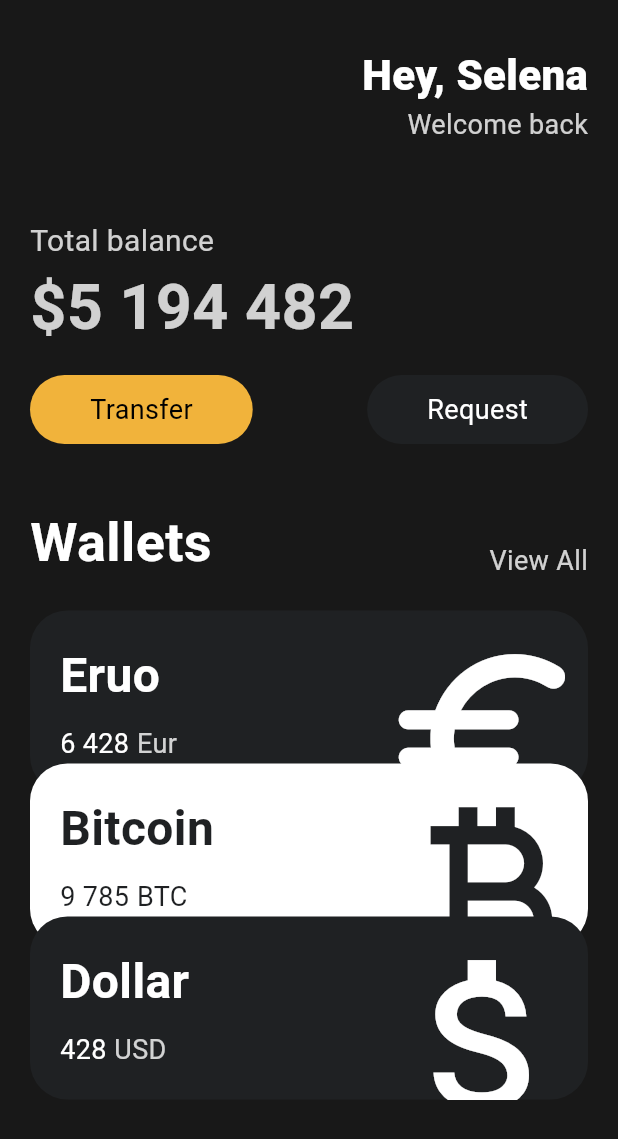
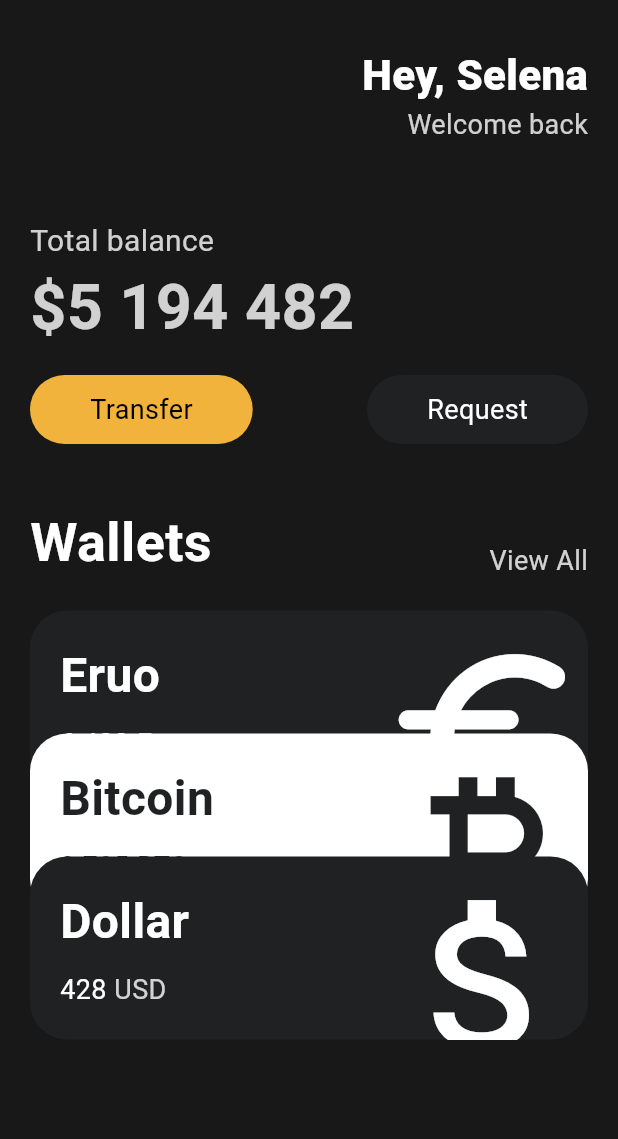
Before and after one commit to FPtrevi/studyFlutter, a Flutter app: the screen it shows after launch, on a phone screen of 412 x 824 dp. Shown: the top 1139 px of the screen. Run offline on Flutter 3.47's test engine with Material 3 defaults, Android fonts, the phone set to English and light mode, and no system bars.

Commit message:
Code Challenge

```diff
--- a/lib/main.dart
+++ b/lib/main.dart
@@ -121,6 +121,7 @@ class App extends StatelessWidget {
                   amout: '6 428',
                   icon: Icons.euro_rounded,
                   isInverted: false,
+                  order: 1,
                 ),
                 Transform.translate(
                   offset: const Offset(0, -20),
@@ -130,6 +131,7 @@ class App extends StatelessWidget {
                     amout: '9 785',
                     icon: Icons.currency_bitcoin,
                     isInverted: true,
+                    order: 2,
                   ),
                 ),
                 Transform.translate(
@@ -140,6 +142,7 @@ class App extends StatelessWidget {
                     amout: '428',
                     icon: Icons.attach_money_outlined,
                     isInverted: false,
+                    order: 3,
                   ),
                 )
               ],
--- a/lib/widget/currency_card.dart
+++ b/lib/widget/currency_card.dart
@@ -4,20 +4,25 @@ class CurrencyCard extends StatelessWidget {
   final String name, code, amout;
   final IconData icon;
   final bool isInverted;
+  final int order;
 
   final _blackColor = const Color(0xFF1F2123);
 
-  const CurrencyCard(
-      {super.key,
+  const CurrencyCard({
+    super.key,
     required this.name,
     required this.code,
     required this.amout,
     required this.icon,
-      required this.isInverted});
+    required this.isInverted,
+    required this.order,
+  });
 
   @override
   Widget build(BuildContext context) {
-    return Container(
+    return Transform.translate(
+      offset: Offset(0, -20 * (order - 1)),
+      child: Container(
         clipBehavior: Clip.hardEdge,
         decoration: BoxDecoration(
           color: isInverted ? Colors.white : _blackColor,
@@ -80,6 +85,7 @@ class CurrencyCard extends StatelessWidget {
             ],
           ),
         ),
+      ),
     );
   }
 }
```
Lines whose indentation alone changed are shown as unchanged.
